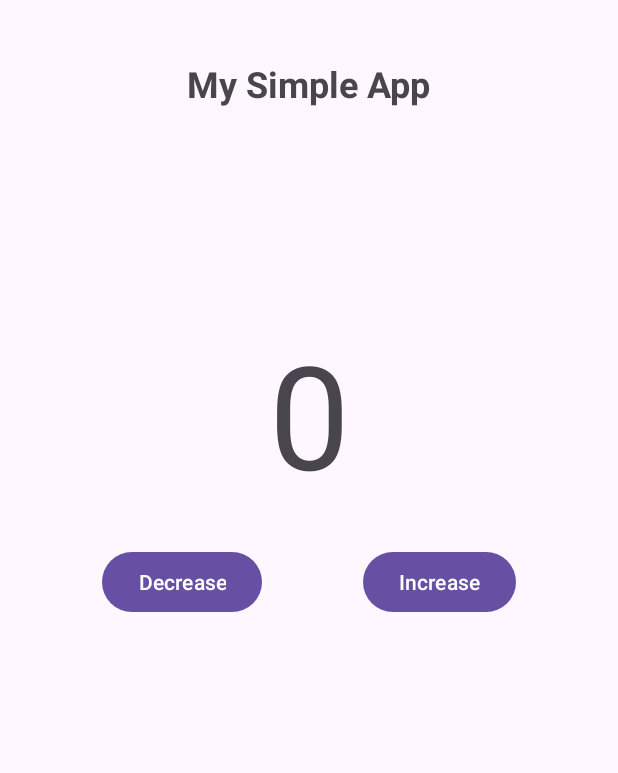
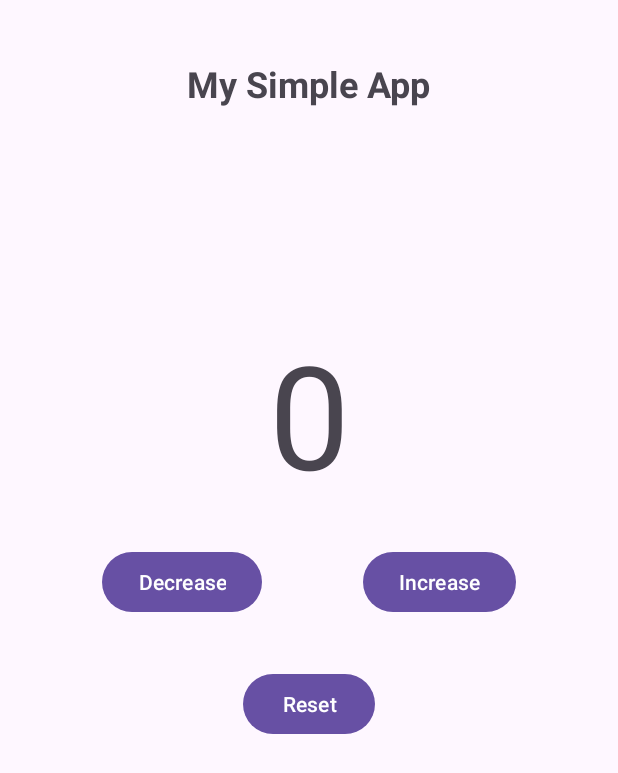
Before and after one commit to dnovasky/CPSC411-SimpleApp, an Android app: the screen it shows after launch (MainActivity), on a phone screen of 412 x 824 dp. Shown: the top 773 px of the screen. Run offline under Robolectric (Android 15) with nearby library versions, the phone set to English and light mode, and no system bars.

Commit message:
Added a reset button

```diff
--- a/app/src/main/java/com/n0v4c0d3/simpleapp01/MainActivity.kt
+++ b/app/src/main/java/com/n0v4c0d3/simpleapp01/MainActivity.kt
@@ -9,6 +9,7 @@ class MainActivity : AppCompatActivity() {
 
     private lateinit var decreaseBtn: Button
     private lateinit var increaseBtn: Button
+    private lateinit var resetBtn: Button
     private lateinit var counterText: TextView
 
     private var currentCount = -99
@@ -19,6 +20,7 @@ class MainActivity : AppCompatActivity() {
 
         decreaseBtn = findViewById(R.id.decrease_btn)
         increaseBtn = findViewById(R.id.increase_btn)
+        resetBtn = findViewById(R.id.reset_btn)
         counterText = findViewById(R.id.count_text)
 
         currentCount = counterText.text.toString().toInt()
@@ -32,6 +34,11 @@ class MainActivity : AppCompatActivity() {
             currentCount += 1
             updateCountView()
         }
+
+        resetBtn.setOnClickListener {
+            currentCount = 0
+            updateCountView()
+        }
     }
 
     private fun updateCountView() {
--- a/app/src/main/res/layout/activity_main.xml
+++ b/app/src/main/res/layout/activity_main.xml
@@ -52,4 +52,15 @@
         app:layout_constraintEnd_toEndOf="parent"
         app:layout_constraintTop_toBottomOf="@+id/count_text" />
 
+    <Button
+        android:id="@+id/reset_btn"
+        android:layout_width="wrap_content"
+        android:layout_height="wrap_content"
+        android:text="@string/reset_btn"
+        app:layout_constraintBottom_toBottomOf="parent"
+        app:layout_constraintEnd_toEndOf="parent"
+        app:layout_constraintStart_toStartOf="parent"
+        app:layout_constraintTop_toBottomOf="@+id/count_text"
+        app:layout_constraintVertical_bias="0.241" />
+
 </androidx.constraintlayout.widget.ConstraintLayout>
--- a/app/src/main/res/values/strings.xml
+++ b/app/src/main/res/values/strings.xml
@@ -4,4 +4,5 @@
     <string name="countText">0</string>
     <string name="increase_btn_text">Increase</string>
     <string name="decrease_btn_text">Decrease</string>
+    <string name="reset_btn">Reset</string>
 </resources>
```
